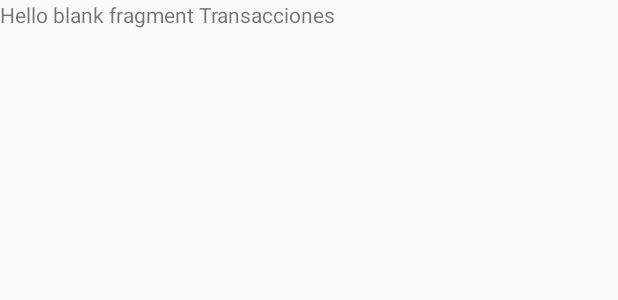
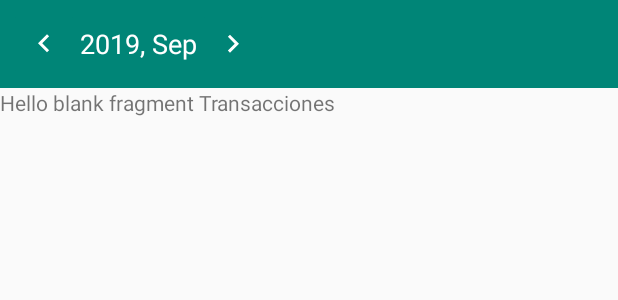
Before and after one commit to pablo247/Finance-Manager, an Android app: the layout fragment_transactions.xml on its own in the app's theme, with its tools: preview values and no code run, on a phone screen of 412 x 824 dp. Shown: the top 300 px of the screen. Run offline under Robolectric (Android 15) with nearby library versions, the phone set to English and light mode, and no system bars.

Commit message:
Se crea DatePicker personalizado y se añade al Fragment de transacciones.

```diff
--- /dev/null
+++ b/app/src/main/java/com/example/financemanager/components/datePicker/DatePicker.kt
@@ -0,0 +1,63 @@
+package com.example.financemanager.components.datePicker
+
+import android.content.Context
+import android.util.AttributeSet
+import android.view.LayoutInflater
+import android.widget.ImageButton
+import android.widget.LinearLayout
+import android.widget.TextView
+import com.example.financemanager.R
+import java.text.SimpleDateFormat
+import java.util.*
+
+class DatePicker
+    @JvmOverloads constructor(context: Context, attrs: AttributeSet, defStyle: Int = 0, defStyleRes: Int = 0)
+    : LinearLayout(context, attrs, defStyle, defStyleRes) {
+
+    interface ChangeDatePickerListener {
+        fun onChangeDatePicker(calendar: Calendar)
+    }
+
+    private var textDate: TextView? = null
+    private var nextMonth: ImageButton? = null
+    private var prevMonth: ImageButton? = null
+    private val calendar: Calendar = Calendar.getInstance()
+
+    private var changeDatePicker: ChangeDatePickerListener? = null
+
+    init {
+        LayoutInflater.from(this.context).inflate(R.layout.date_picker, this, true)
+        orientation = VERTICAL
+
+        textDate = findViewById(R.id.TextDate)
+        nextMonth = findViewById(R.id.ButtonNextMonth)
+        prevMonth = findViewById(R.id.ButtonPrevMonth)
+
+        textDate!!.text = getCurrentDate()
+
+        nextMonth!!.setOnClickListener {
+            textDate!!.text = changeMonth(1)
+            this.changeDatePicker!!.onChangeDatePicker(calendar)
+        }
+
+        prevMonth!!.setOnClickListener {
+            textDate!!.text = changeMonth(-1)
+            this.changeDatePicker!!.onChangeDatePicker(calendar)
+        }
+    }
+
+    private fun getCurrentDate():String {
+        return SimpleDateFormat("yyy, MMM").format(calendar.time)
+    }
+
+    private fun changeMonth(typeChange: Int): String {
+        calendar.add(Calendar.MONTH, typeChange)
+        return getCurrentDate()
+    }
+
+    fun setOnChangeDatePickerListener(dateListener: ChangeDatePickerListener) {
+        this.changeDatePicker = dateListener
+        this.changeDatePicker!!.onChangeDatePicker(calendar)
+    }
+
+}
--- a/app/src/main/java/com/example/financemanager/fragmentsNav/FragmentTransactions.kt
+++ b/app/src/main/java/com/example/financemanager/fragmentsNav/FragmentTransactions.kt
@@ -6,19 +6,35 @@ import androidx.fragment.app.Fragment
 import android.view.LayoutInflater
 import android.view.View
 import android.view.ViewGroup
+import android.widget.Toast
 import com.example.financemanager.R
+import com.example.financemanager.components.datePicker.DatePicker
+import java.util.*
 
 /**
  * A simple [Fragment] subclass.
  */
-class FragmentTransactions : Fragment() {
+class FragmentTransactions : Fragment(), DatePicker.ChangeDatePickerListener {
+
+    private var datePicker: DatePicker? = null
+    private var calendar: Calendar? = null
 
     override fun onCreateView(
         inflater: LayoutInflater, container: ViewGroup?,
         savedInstanceState: Bundle?
     ): View? {
         // Inflate the layout for this fragment
-        return inflater.inflate(R.layout.fragment_transactions, container, false)
+        val view = inflater.inflate(R.layout.fragment_transactions, container, false)
+
+        datePicker = view.findViewById(R.id.date_picker)
+        datePicker!!.setOnChangeDatePickerListener(this)
+
+        return view
+    }
+
+    override fun onChangeDatePicker(calendar: Calendar) {
+        this.calendar = calendar
+        Toast.makeText(this.context, this.calendar!!.time.toString(), Toast.LENGTH_SHORT).show()
     }
 
 }
--- /dev/null
+++ b/app/src/main/res/drawable/ic_arrow_left.xml
@@ -0,0 +1,9 @@
+<vector xmlns:android="http://schemas.android.com/apk/res/android"
+        android:width="24dp"
+        android:height="24dp"
+        android:viewportWidth="24.0"
+        android:viewportHeight="24.0">
+    <path
+        android:fillColor="#FFFFFFFF"
+        android:pathData="M15.41,16.09l-4.58,-4.59 4.58,-4.59L14,5.5l-6,6 6,6z"/>
+</vector>
--- /dev/null
+++ b/app/src/main/res/drawable/ic_arrow_right.xml
@@ -0,0 +1,9 @@
+<vector xmlns:android="http://schemas.android.com/apk/res/android"
+        android:width="24dp"
+        android:height="24dp"
+        android:viewportWidth="24.0"
+        android:viewportHeight="24.0">
+    <path
+        android:fillColor="#FFFFFFFF"
+        android:pathData="M8.59,16.34l4.58,-4.59 -4.58,-4.59L10,5.75l6,6 -6,6z"/>
+</vector>
--- a/app/src/main/res/layout/activity_main.xml
+++ b/app/src/main/res/layout/activity_main.xml
@@ -13,10 +13,6 @@
         android:layout_width="match_parent"
         android:layout_height="0dp"
         android:orientation="vertical"
-        android:paddingStart="5dp"
-        android:paddingTop="10dp"
-        android:paddingEnd="5dp"
-        android:paddingBottom="10dp"
         app:layout_constraintBottom_toTopOf="@+id/bottomBar"
         app:layout_constraintEnd_toEndOf="parent"
         app:layout_constraintStart_toStartOf="parent"
--- /dev/null
+++ b/app/src/main/res/layout/date_picker.xml
@@ -0,0 +1,37 @@
+<?xml version="1.0" encoding="utf-8"?>
+<merge xmlns:android="http://schemas.android.com/apk/res/android"
+    android:orientation="vertical" android:layout_width="match_parent"
+    android:layout_height="match_parent">
+
+    <LinearLayout
+        android:layout_width="match_parent"
+        android:layout_height="match_parent"
+        android:orientation="horizontal">
+
+        <ImageButton
+            android:id="@+id/ButtonPrevMonth"
+            android:layout_width="wrap_content"
+            android:layout_height="wrap_content"
+            android:backgroundTint="@color/colorPrimary"
+            android:padding="12dp"
+            android:src="@drawable/ic_arrow_left"/>
+
+        <TextView
+            android:id="@+id/TextDate"
+            android:layout_width="wrap_content"
+            android:layout_height="wrap_content"
+            android:textColor="@color/colorTextDark"
+            android:layout_gravity="center"
+            android:textSize="18dp"/>
+
+        <ImageButton
+            android:id="@+id/ButtonNextMonth"
+            android:layout_width="wrap_content"
+            android:layout_height="wrap_content"
+            android:backgroundTint="@color/colorPrimary"
+            android:padding="12dp"
+            android:src="@drawable/ic_arrow_right"/>
+
+    </LinearLayout>
+
+</merge>
--- a/app/src/main/res/layout/fragment_transactions.xml
+++ b/app/src/main/res/layout/fragment_transactions.xml
@@ -1,14 +1,51 @@
 <?xml version="1.0" encoding="utf-8"?>
 <FrameLayout xmlns:android="http://schemas.android.com/apk/res/android"
+    xmlns:app="http://schemas.android.com/apk/res-auto"
     xmlns:tools="http://schemas.android.com/tools"
     android:layout_width="match_parent"
     android:layout_height="match_parent"
     tools:context=".fragmentsNav.FragmentTransactions">
 
     <!-- TODO: Update blank fragment layout -->
-    <TextView
+    <LinearLayout
         android:layout_width="match_parent"
         android:layout_height="match_parent"
-        android:text="@string/hello_blank_fragment_transactions" />
+        android:orientation="vertical">
+
+        <androidx.constraintlayout.widget.ConstraintLayout
+            android:layout_width="match_parent"
+            android:layout_height="wrap_content"
+            android:background="@color/colorPrimary"
+            android:padding="5dp">
+
+            <com.example.financemanager.components.datePicker.DatePicker
+                android:id="@+id/date_picker"
+                android:layout_width="wrap_content"
+                android:layout_height="wrap_content"
+                app:layout_constraintBottom_toBottomOf="parent"
+                app:layout_constraintStart_toStartOf="parent"
+                app:layout_constraintTop_toTopOf="parent" />
+
+        </androidx.constraintlayout.widget.ConstraintLayout>
+
+        <ScrollView
+            android:layout_width="match_parent"
+            android:layout_height="match_parent">
+
+            <LinearLayout
+                android:layout_width="match_parent"
+                android:layout_height="wrap_content"
+                android:orientation="vertical">
+
+                <TextView
+                    android:layout_width="match_parent"
+                    android:layout_height="match_parent"
+                    android:text="@string/hello_blank_fragment_transactions" />
+
+            </LinearLayout>
+
+        </ScrollView>
+
+    </LinearLayout>
 
 </FrameLayout>
```
